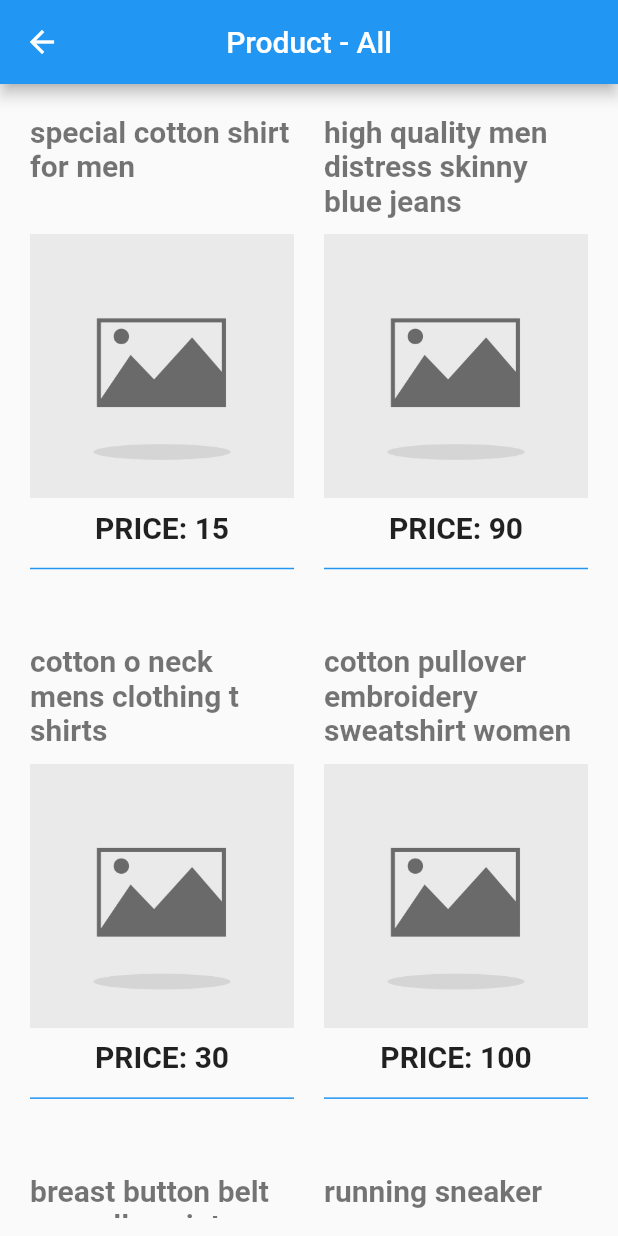
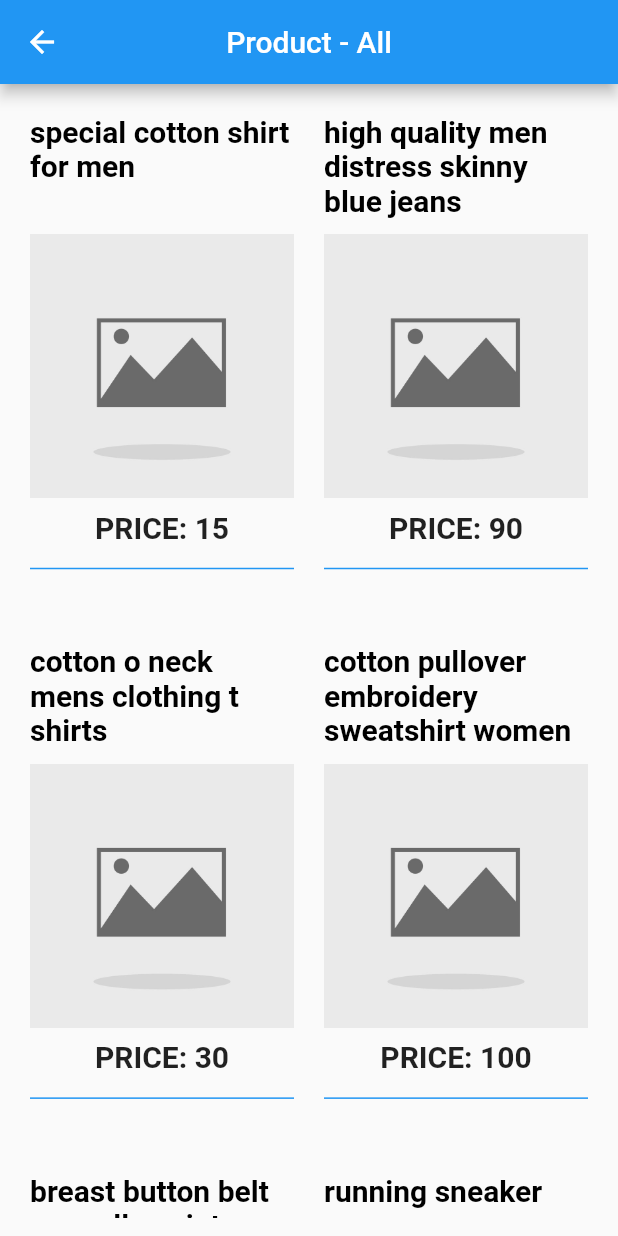
Before and after one commit to ssurriya/oceanSoftware, a Flutter app: the ProductPage screen opened directly, on a phone screen of 412 x 824 dp. Run offline on Flutter 3.47's test engine with Material 2 defaults, Android fonts, the phone set to English and light mode, and no system bars.

Commit message:
Ocean Software Inital code

```diff
--- a/ocean_software/lib/product_page.dart
+++ b/ocean_software/lib/product_page.dart
@@ -71,7 +71,7 @@ class _ProductPageState extends State<ProductPage> {
                           _data[index].title!,
                           style: const TextStyle(
                               fontSize: 20,
-                              color: Colors.black54,
+                              color: Colors.black,
                               fontWeight: FontWeight.bold,
                               overflow: TextOverflow.fade),
                         )),
```
